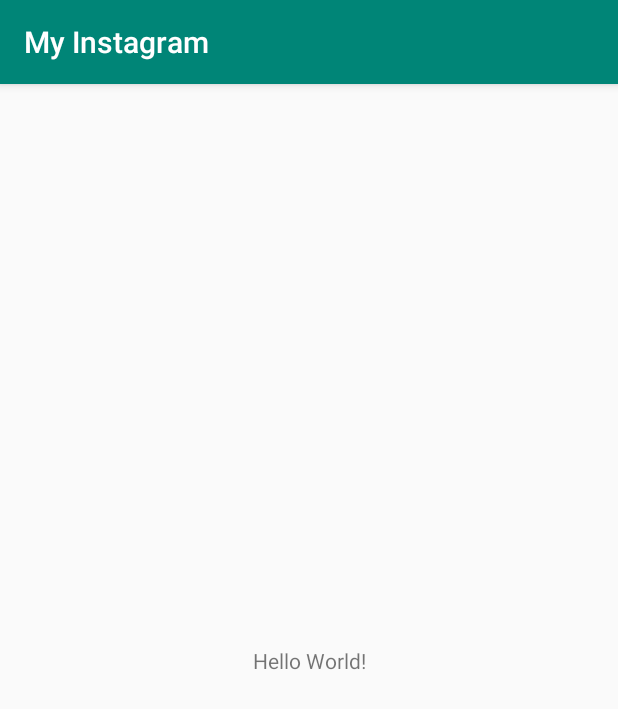
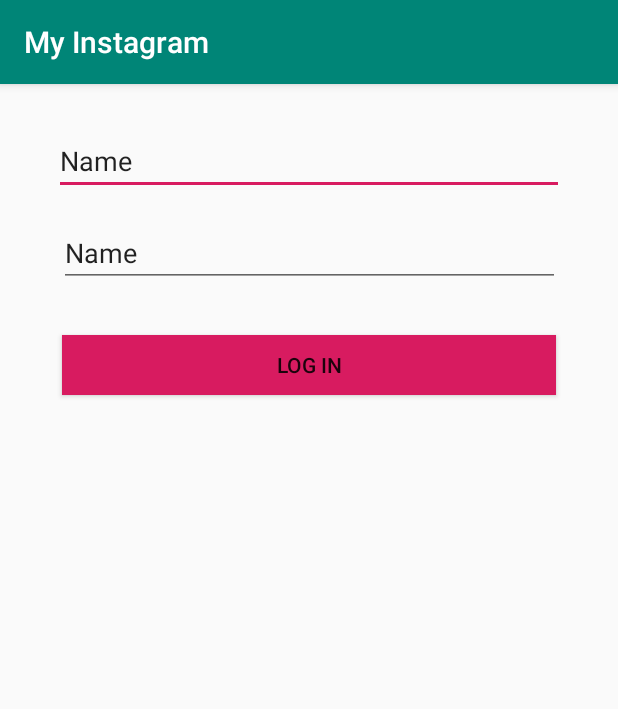
Before and after one commit to michellecxu2000/Instagram, an Android app: the screen it shows after launch (MainActivity), on a phone screen of 412 x 824 dp. Shown: the top 709 px of the screen. Run offline under Robolectric (Android 15) with nearby library versions, the phone set to English and light mode, and no system bars; libraries missing offline, so code that uses them is left out: com.parse; 2 statements that could not run were skipped.

Commit message:
Login activity works, first required story done

```diff
--- a/app/src/main/java/com/example/myinstagram/MainActivity.java
+++ b/app/src/main/java/com/example/myinstagram/MainActivity.java
@@ -1,13 +1,58 @@
 package com.example.myinstagram;
 
+import android.content.Intent;
+import android.os.Bundle;
 import android.support.v7.app.AppCompatActivity;
-import android.os.Bundle;
+import android.util.Log;
+import android.view.View;
+import android.widget.Button;
+import android.widget.EditText;
+
+import com.parse.LogInCallback;
+import com.parse.ParseException;
+import com.parse.ParseUser;
 
 public class MainActivity extends AppCompatActivity {
+
+    private EditText usernameInput;
+    private EditText passwordInput;
+    private Button loginBtn;
 
     @Override
     protected void onCreate(Bundle savedInstanceState) {
         super.onCreate(savedInstanceState);
         setContentView(R.layout.activity_main);
+
+        usernameInput = (EditText) findViewById(R.id.usernameInput);
+        passwordInput = (EditText) findViewById(R.id.passwordInput);
+        loginBtn = (Button) findViewById(R.id.loginBtn);
+
+        loginBtn.setOnClickListener(new View.OnClickListener(){
+
+            @Override
+            public void onClick(View v) {
+                final String username = usernameInput.getText().toString();
+                final String password = passwordInput.getText().toString();
+
+                login(username, password);
+            }
+        });
+    }
+
+    private void login(String username, String password){
+        ParseUser.logInInBackground(username, password, new LogInCallback() {
+            @Override
+            public void done(ParseUser user, ParseException e) {
+                if (e == null){
+                    Log.d("LoginActivity", "Login successful");
+                    final Intent intent = new Intent (MainActivity.this, HomeActivity.class);
+                    startActivity(intent);
+                    finish();
+                }else{
+                    Log.e("LoginActivity", "Login failure");
+                    e.printStackTrace();
+                }
+            }
+        });
     }
 }
--- /dev/null
+++ b/app/src/main/java/com/example/myinstagram/ParseApp.java
@@ -0,0 +1,22 @@
+package com.example.myinstagram;
+
+import android.app.Application;
+
+import com.parse.Parse;
+
+public class ParseApp extends Application {
+
+    @Override
+    public void onCreate(){
+        super.onCreate();
+
+        final Parse.Configuration configuration = new Parse.Configuration.Builder(this)
+                .applicationId("stanford-cardinal")
+                .clientKey("i-like-noodles-and-boba")
+                .server("http://michellecxu2000-fbu-instagram.herokuapp.com/parse")
+                .build();
+
+
+        Parse.initialize(configuration);
+    }
+}
--- a/app/src/main/res/layout/activity_main.xml
+++ b/app/src/main/res/layout/activity_main.xml
@@ -6,13 +6,52 @@
     android:layout_height="match_parent"
     tools:context=".MainActivity">
 
-    <TextView
-        android:layout_width="wrap_content"
-        android:layout_height="wrap_content"
-        android:text="Hello World!"
-        app:layout_constraintBottom_toBottomOf="parent"
-        app:layout_constraintLeft_toLeftOf="parent"
-        app:layout_constraintRight_toRightOf="parent"
+
+    <EditText
+        android:id="@+id/usernameInput"
+        android:layout_width="340dp"
+        android:layout_height="42dp"
+        android:layout_marginStart="8dp"
+        android:layout_marginLeft="8dp"
+        android:layout_marginTop="32dp"
+        android:layout_marginEnd="8dp"
+        android:layout_marginRight="8dp"
+        android:ems="10"
+        android:inputType="textPersonName"
+        android:text="Name"
+        app:layout_constraintEnd_toEndOf="parent"
+        app:layout_constraintStart_toStartOf="parent"
         app:layout_constraintTop_toTopOf="parent" />
 
+    <EditText
+        android:id="@+id/passwordInput"
+        android:layout_width="334dp"
+        android:layout_height="45dp"
+        android:layout_marginStart="8dp"
+        android:layout_marginLeft="8dp"
+        android:layout_marginTop="16dp"
+        android:layout_marginEnd="8dp"
+        android:layout_marginRight="8dp"
+        android:ems="10"
+        android:inputType="textPersonName"
+        android:text="Name"
+        app:layout_constraintEnd_toEndOf="parent"
+        app:layout_constraintStart_toStartOf="parent"
+        app:layout_constraintTop_toBottomOf="@+id/usernameInput" />
+
+    <Button
+        android:id="@+id/loginBtn"
+        android:layout_width="329dp"
+        android:layout_height="40dp"
+        android:layout_marginStart="8dp"
+        android:layout_marginLeft="8dp"
+        android:layout_marginTop="32dp"
+        android:layout_marginEnd="8dp"
+        android:layout_marginRight="8dp"
+        android:background="@color/colorAccent"
+        android:text="LOG IN"
+        android:textColorLink="@android:color/white"
+        app:layout_constraintEnd_toEndOf="parent"
+        app:layout_constraintStart_toStartOf="parent"
+        app:layout_constraintTop_toBottomOf="@+id/passwordInput" />
 </android.support.constraint.ConstraintLayout>
--- /dev/null
+++ b/app/src/main/res/values/dimens.xml
@@ -0,0 +1,3 @@
+<resources>
+    <dimen name="fab_margin">16dp</dimen>
+</resources>
--- a/app/src/main/res/values/strings.xml
+++ b/app/src/main/res/values/strings.xml
@@ -1,3 +1,4 @@
 <resources>
     <string name="app_name">My Instagram</string>
+    <string name="title_activity_home">HomeActivity</string>
 </resources>
--- a/app/src/main/res/values/styles.xml
+++ b/app/src/main/res/values/styles.xml
@@ -8,4 +8,13 @@
         <item name="colorAccent">@color/colorAccent</item>
     </style>
 
+    <style name="AppTheme.NoActionBar">
+        <item name="windowActionBar">false</item>
+        <item name="windowNoTitle">true</item>
+    </style>
+
+    <style name="AppTheme.AppBarOverlay" parent="ThemeOverlay.AppCompat.Dark.ActionBar" />
+
+    <style name="AppTheme.PopupOverlay" parent="ThemeOverlay.AppCompat.Light" />
+
 </resources>
--- a/build.gradle
+++ b/build.gradle
@@ -18,6 +18,7 @@ allprojects {
     repositories {
         google()
         jcenter()
+        maven { url "https://jitpack.io" }
 
     }
 }
```
Also changed, not shown: app/build.gradle (+7 -0 lines), app/src/main/AndroidManifest.xml (+10 -1 lines), app/src/main/java/com/example/myinstagram/HomeActivity.java (added, +29 -0 lines), app/src/main/res/layout/activity_home.xml (added, +33 -0 lines), app/src/main/res/layout/content_home.xml (added, +20 -0 lines).
